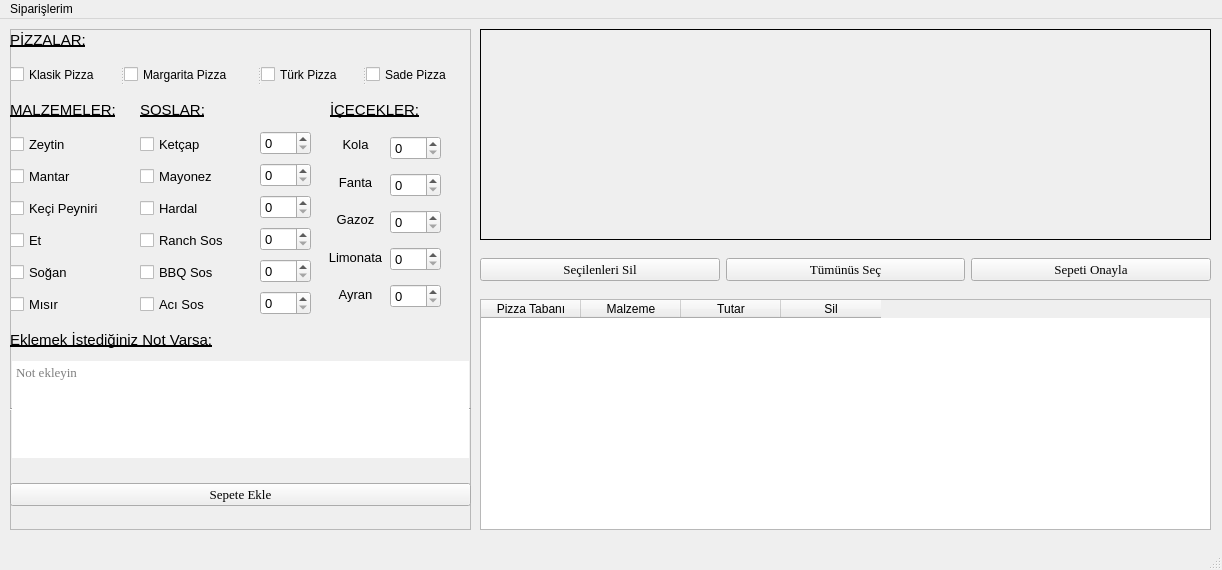
orkunumur/Global_AI_HUB_Pizza_Siparis_Sistemi, file untitled.ui: the form before one commit.
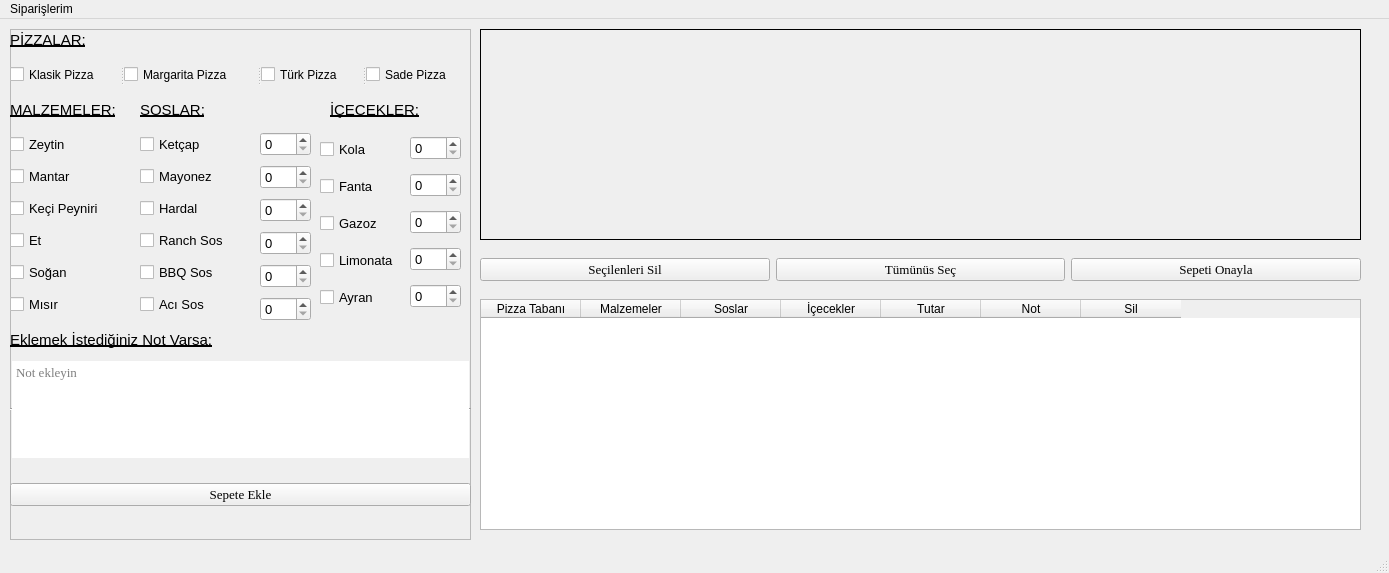
The form after the commit.

What changed in the file:
```diff
--- a/untitled.ui
+++ b/untitled.ui
@@ -6,8 +6,8 @@
    <rect>
     <x>0</x>
     <y>0</y>
-    <width>1222</width>
-    <height>570</height>
+    <width>1389</width>
+    <height>573</height>
    </rect>
   </property>
   <property name="windowTitle">
@@ -19,7 +19,7 @@
      <rect>
       <x>480</x>
       <y>280</y>
-      <width>731</width>
+      <width>881</width>
       <height>231</height>
      </rect>
     </property>
@@ -39,7 +39,7 @@
      <bool>false</bool>
     </property>
     <property name="columnCount">
-     <number>4</number>
+     <number>7</number>
     </property>
     <column>
      <property name="text">
@@ -48,7 +48,17 @@
     </column>
     <column>
      <property name="text">
-      <string>Malzeme</string>
+      <string>Malzemeler</string>
+     </property>
+    </column>
+    <column>
+     <property name="text">
+      <string>Soslar</string>
+     </property>
+    </column>
+    <column>
+     <property name="text">
+      <string>İçecekler</string>
      </property>
     </column>
     <column>
@@ -56,6 +66,11 @@
       <string>Tutar</string>
      </property>
     </column>
+    <column>
+     <property name="text">
+      <string>Not</string>
+     </property>
+    </column>
     <column>
      <property name="text">
       <string>Sil</string>
@@ -68,7 +83,7 @@
       <x>10</x>
       <y>10</y>
       <width>461</width>
-      <height>501</height>
+      <height>511</height>
      </rect>
     </property>
     <property name="frameShape">
@@ -342,7 +357,7 @@
       <rect>
        <x>0</x>
        <y>100</y>
-       <width>111</width>
+       <width>114</width>
        <height>191</height>
       </rect>
      </property>
@@ -449,94 +464,7 @@
     <widget class="QWidget" name="layoutWidget">
      <property name="geometry">
       <rect>
-       <x>310</x>
-       <y>100</y>
-       <width>71</width>
-       <height>181</height>
-      </rect>
-     </property>
-     <layout class="QVBoxLayout" name="verticalLayout_3">
-      <item>
-       <widget class="QLabel" name="label">
-        <property name="font">
-         <font>
-          <pointsize>10</pointsize>
-         </font>
-        </property>
-        <property name="text">
-         <string>Kola</string>
-        </property>
-        <property name="alignment">
-         <set>Qt::AlignCenter</set>
-        </property>
-       </widget>
-      </item>
-      <item>
-       <widget class="QLabel" name="label_2">
-        <property name="font">
-         <font>
-          <pointsize>10</pointsize>
-         </font>
-        </property>
-        <property name="text">
-         <string>Fanta</string>
-        </property>
-        <property name="alignment">
-         <set>Qt::AlignCenter</set>
-        </property>
-       </widget>
-      </item>
-      <item>
-       <widget class="QLabel" name="label_3">
-        <property name="font">
-         <font>
-          <pointsize>10</pointsize>
-         </font>
-        </property>
-        <property name="text">
-         <string>Gazoz</string>
-        </property>
-        <property name="alignment">
-         <set>Qt::AlignCenter</set>
-        </property>
-       </widget>
-      </item>
-      <item>
-       <widget class="QLabel" name="label_4">
-        <property name="font">
-         <font>
-          <pointsize>10</pointsize>
-         </font>
-        </property>
-        <property name="text">
-         <string>Limonata</string>
-        </property>
-        <property name="alignment">
-         <set>Qt::AlignCenter</set>
-        </property>
-       </widget>
-      </item>
-      <item>
-       <widget class="QLabel" name="label_5">
-        <property name="font">
-         <font>
-          <pointsize>10</pointsize>
-         </font>
-        </property>
-        <property name="text">
-         <string>Ayran</string>
-        </property>
-        <property name="alignment">
-         <set>Qt::AlignCenter</set>
-        </property>
-       </widget>
-      </item>
-     </layout>
-    </widget>
-    <widget class="QWidget" name="layoutWidget">
-     <property name="geometry">
-      <rect>
-       <x>380</x>
+       <x>400</x>
        <y>100</y>
        <width>51</width>
        <height>191</height>
@@ -596,7 +524,7 @@
        <x>250</x>
        <y>100</y>
        <width>51</width>
-       <height>191</height>
+       <height>199</height>
       </rect>
      </property>
      <layout class="QVBoxLayout" name="verticalLayout_7">
@@ -656,13 +584,85 @@
       </item>
      </layout>
     </widget>
+    <widget class="QWidget" name="layoutWidget_3">
+     <property name="geometry">
+      <rect>
+       <x>310</x>
+       <y>100</y>
+       <width>91</width>
+       <height>191</height>
+      </rect>
+     </property>
+     <layout class="QVBoxLayout" name="verticalLayout_5">
+      <item>
+       <widget class="QCheckBox" name="kola_check">
+        <property name="font">
+         <font>
+          <pointsize>10</pointsize>
+         </font>
+        </property>
+        <property name="text">
+         <string>Kola</string>
+        </property>
+       </widget>
+      </item>
+      <item>
+       <widget class="QCheckBox" name="fanta_check">
+        <property name="font">
+         <font>
+          <pointsize>10</pointsize>
+         </font>
+        </property>
+        <property name="text">
+         <string>Fanta</string>
+        </property>
+       </widget>
+      </item>
+      <item>
+       <widget class="QCheckBox" name="gazoz_check">
+        <property name="font">
+         <font>
+          <pointsize>10</pointsize>
+         </font>
+        </property>
+        <property name="text">
+         <string>Gazoz</string>
+        </property>
+       </widget>
+      </item>
+      <item>
+       <widget class="QCheckBox" name="limonata_check">
+        <property name="font">
+         <font>
+          <pointsize>10</pointsize>
+         </font>
+        </property>
+        <property name="text">
+         <string>Limonata</string>
+        </property>
+       </widget>
+      </item>
+      <item>
+       <widget class="QCheckBox" name="ayran_check">
+        <property name="font">
+         <font>
+          <pointsize>10</pointsize>
+         </font>
+        </property>
+        <property name="text">
+         <string>Ayran</string>
+        </property>
+       </widget>
+      </item>
+     </layout>
+    </widget>
    </widget>
    <widget class="QWidget" name="layoutWidget">
     <property name="geometry">
      <rect>
       <x>480</x>
       <y>230</y>
-      <width>731</width>
+      <width>881</width>
       <height>41</height>
      </rect>
     </property>
@@ -713,7 +713,7 @@
      <rect>
       <x>480</x>
       <y>10</y>
-      <width>731</width>
+      <width>881</width>
       <height>211</height>
      </rect>
     </property>
@@ -730,7 +730,7 @@
     <rect>
      <x>0</x>
      <y>0</y>
-     <width>1222</width>
+     <width>1389</width>
      <height>21</height>
     </rect>
    </property>
```
